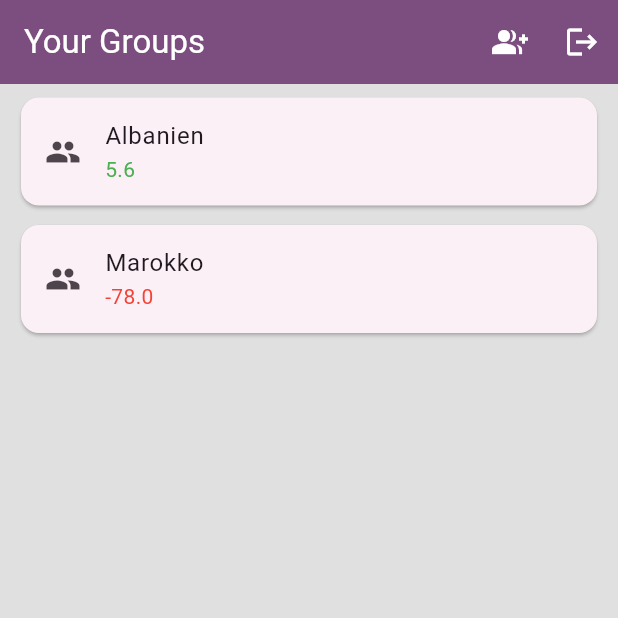
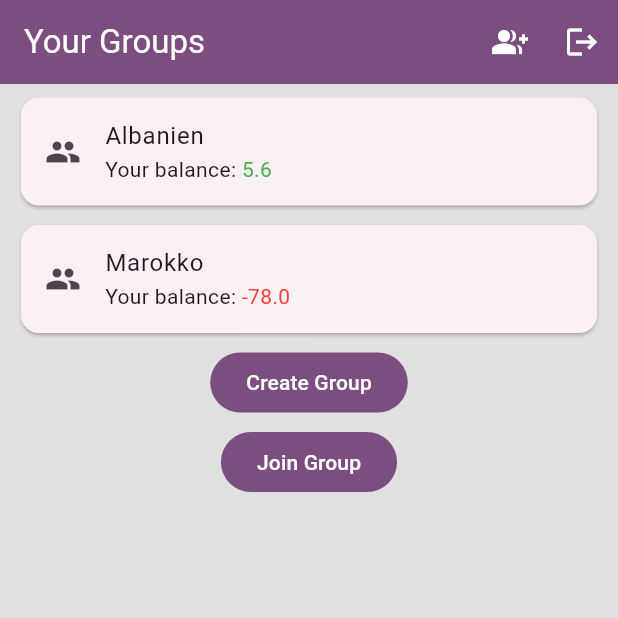
Before and after one commit to justforjan/firebase_testing, a Flutter app: the screen it shows once a user with an empty profile is signed in, on a phone screen of 412 x 824 dp, the top half of it. Run offline on Flutter 3.47's test engine with Material 3 defaults, Android fonts, the phone set to English and light mode, and no system bars; our stand-ins replace firebase_auth, firebase_core, google_sign_in; accounts and stored records are empty.

Commit message:
changed design

```diff
--- a/lib/components/group_card.dart
+++ b/lib/components/group_card.dart
@@ -17,21 +17,28 @@ class Group extends StatelessWidget {
 
   @override
   Widget build(BuildContext context) {
-    return Column(
-      children: [
+    return Column(children: [
       addVerticalSpace(5),
       Card(
         child: ListTile(
           onTap: openGroup,
           leading: const Icon(Icons.group),
           title: Text(groupName),
-            subtitle: Text(
-              saldo.toString(),
-              style: TextStyle(color: saldo < 0 ? Colors.red : Colors.green),
+          subtitle: RichText(
+            text: TextSpan(
+              text: "Your balance: ",
+              style: DefaultTextStyle.of(context).style,
+              children: <TextSpan>[
+                TextSpan(
+                  text: saldo.toString(),
+                  style:
+                      TextStyle(color: saldo < 0 ? Colors.red : Colors.green),
+                )
+              ],
             ),
           ),
         ),
-      ],
-    );
+      ),
+    ]);
   }
 }
--- a/lib/pages/home_page.dart
+++ b/lib/pages/home_page.dart
@@ -3,6 +3,7 @@ import 'package:firebase_testing/components/app_bar.dart';
 import 'package:firebase_testing/components/group_card.dart';
 import 'package:firebase_testing/components/helper_components.dart'
     show addVerticalSpace;
+import 'package:firebase_testing/components/my_button.dart';
 import 'package:firebase_testing/services/auth_services.dart';
 import 'package:firebase_testing/services/expense_services.dart';
 import 'package:flutter/material.dart';
@@ -18,24 +19,32 @@ class HomePage extends StatelessWidget {
       appBar: MyAppBar(
         title: "Your Groups",
       ),
-      body: const SafeArea(
+      body: SafeArea(
         child: SingleChildScrollView(
           child: Padding(
             padding: const EdgeInsets.symmetric(horizontal: 10),
             child: Column(
               mainAxisAlignment: MainAxisAlignment.start,
               children: [
-                Group(
+                const Group(
                   groupName: "Albanien",
                   groupID: 1,
                   saldo: 5.6,
                 ),
                 // Divider(),
-                Group(
+                const Group(
                   groupName: "Marokko",
                   groupID: 2,
                   saldo: -78.0,
-                )
+                ),
+                addVerticalSpace(5),
+                MyButton(
+                    onTap: ExpenseServices().createGroup,
+                    buttonText: "Create Group"),
+                addVerticalSpace(5),
+                MyButton(
+                    onTap: ExpenseServices().joinGroup,
+                    buttonText: "Join Group"),
               ],
             ),
           ),
--- a/lib/services/expense_services.dart
+++ b/lib/services/expense_services.dart
@@ -3,6 +3,11 @@ class ExpenseServices {
     print("Create group");
   }
 
-  joinGroup() {}
-  leaveGroup() {}
+  joinGroup() {
+    print("Join Group");
+  }
+
+  leaveGroup() {
+    print("Leave Group");
+  }
 }
```
Also changed, not shown: lib/components/my_button.dart (+26 -19 lines). Lines whose indentation alone changed are shown as unchanged.
